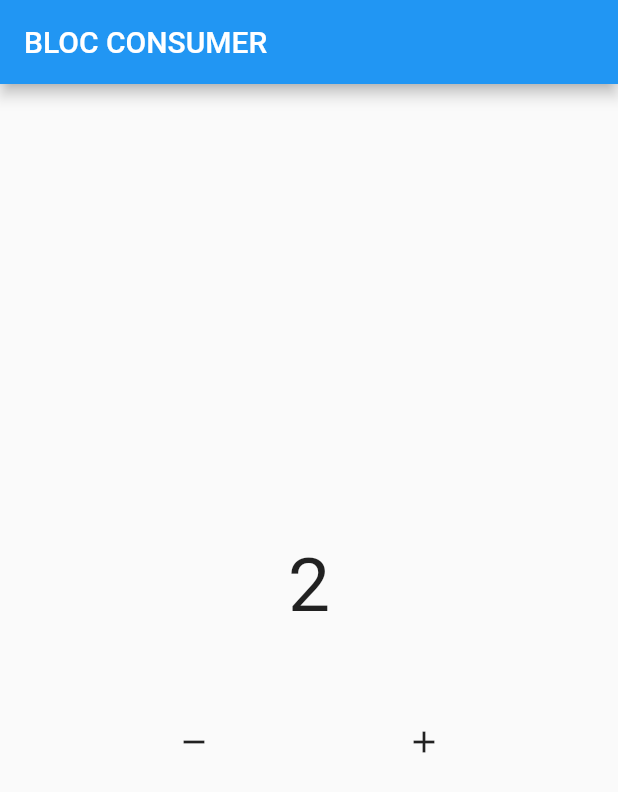
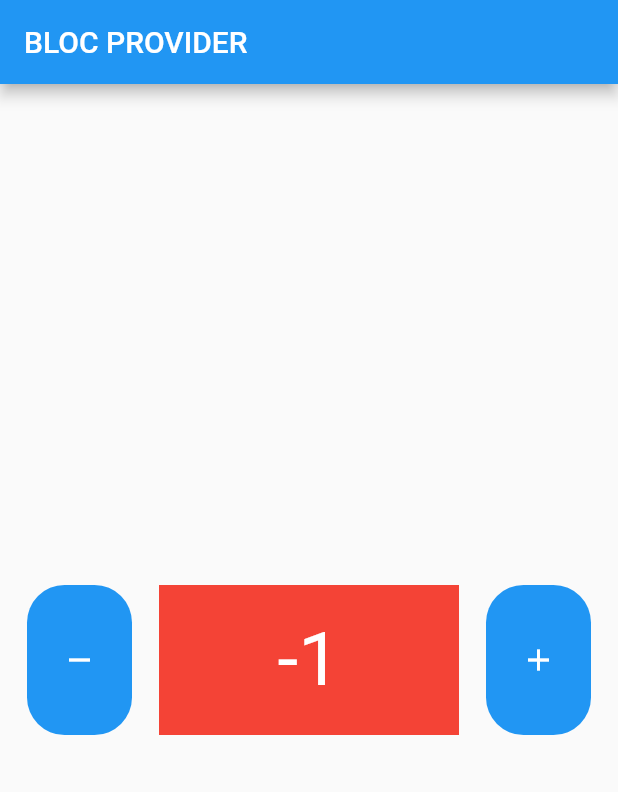
Before and after one commit to AhmadIkbalDjaya/Belajar-Bloc, a Flutter app: the screen it shows after launch, after a tap on the "remove" icon, on a phone screen of 412 x 824 dp. Shown: the top 792 px of the screen. Run offline on Flutter 3.47's test engine with Material 2 defaults, Android fonts, the phone set to English and light mode, and no system bars; our stand-ins replace bloc, flutter_bloc.

Commit message:
7. Bloc Provider

```diff
--- a/lib/main.dart
+++ b/lib/main.dart
@@ -1,5 +1,7 @@
+import "package:belajar_bloc/bloc/counter.dart";
 import "package:belajar_bloc/pages/home.dart";
 import "package:flutter/material.dart";
+import "package:flutter_bloc/flutter_bloc.dart";
 
 void main() {
   runApp(const MyApp());
@@ -10,8 +12,11 @@ class MyApp extends StatelessWidget {
 
   @override
   Widget build(BuildContext context) {
-    return MaterialApp(
-      home: HomePage(),
+    return BlocProvider(
+      create: (context) => Counter(),
+      child: MaterialApp(
+        home: HomePage(),
+      ),
     );
   }
 }
--- /dev/null
+++ b/lib/pages/center_widget.dart
@@ -0,0 +1,25 @@
+import 'package:belajar_bloc/bloc/counter.dart';
+import 'package:flutter/material.dart';
+import 'package:flutter_bloc/flutter_bloc.dart';
+
+class CenterWidget extends StatelessWidget {
+  const CenterWidget({
+    super.key,
+  });
+
+  @override
+  Widget build(BuildContext context) {
+    Counter mycounter = BlocProvider.of<Counter>(context);
+    return Center(
+      child: BlocBuilder<Counter, int>(
+        bloc: mycounter,
+        builder: (context, state) {
+          return Text(
+            "$state",
+            style: const TextStyle(fontSize: 50, color: Colors.white),
+          );
+        },
+      ),
+    );
+  }
+}
--- /dev/null
+++ b/lib/pages/data_widget.dart
@@ -0,0 +1,20 @@
+import 'package:belajar_bloc/bloc/counter.dart';
+import 'package:belajar_bloc/pages/center_widget.dart';
+import 'package:flutter/material.dart';
+
+class DataWidget extends StatelessWidget {
+  const DataWidget({
+    super.key,
+  });
+
+
+  @override
+  Widget build(BuildContext context) {
+    return Container(
+      color: Colors.red,
+      height: 100,
+      width: 200,
+      child: const CenterWidget(),
+    );
+  }
+}
--- a/lib/pages/home.dart
+++ b/lib/pages/home.dart
@@ -1,68 +1,65 @@
 import 'package:belajar_bloc/bloc/counter.dart';
+import 'package:belajar_bloc/pages/data_widget.dart';
 import 'package:flutter/material.dart';
 import 'package:flutter_bloc/flutter_bloc.dart';
 
 class HomePage extends StatelessWidget {
-  Counter mycounter = Counter(init: 2);
-
   @override
   Widget build(BuildContext context) {
+    Counter mycounter = BlocProvider.of<Counter>(context);
     return Scaffold(
       appBar: AppBar(
-        title: const Text("BLOC CONSUMER"),
+        title: const Text("BLOC PROVIDER"),
       ),
       body: Column(
         mainAxisAlignment: MainAxisAlignment.center,
         children: [
-          BlocConsumer<Counter, int>(
-            bloc: mycounter,
-            builder: (context, state) {
-              return Text(
-                "$state",
-                style: const TextStyle(fontSize: 50),
-              );
-            },
-            buildWhen: (previous, current) {
-              if (current >= 10) {
-                return true;
-              } else {
-                return false;
-              }
-            },
-            listener: (context, state) {
-              ScaffoldMessenger.of(context).showSnackBar(
-                const SnackBar(
-                  duration: Duration(seconds: 1),
-                  content: Text("Genap"),
-                ),
-              );
-            },
-            listenWhen: (previous, current) {
-              if (current % 2 == 0) {
-                return true;
-              } else {
-                return false;
-              }
-            },
-          ),
-          const SizedBox(height: 50),
           Row(
             mainAxisAlignment: MainAxisAlignment.spaceEvenly,
             children: [
-              IconButton(
-                onPressed: () {
-                  mycounter.decrement();
-                },
-                icon: const Icon(Icons.remove),
+              Material(
+                color: Colors.blue,
+                borderRadius: BorderRadius.circular(25),
+                child: InkWell(
+                  onTap: () {
+                    mycounter.decrement();
+                  },
+                  borderRadius: BorderRadius.circular(25),
+                  child: const SizedBox(
+                    height: 100,
+                    width: 70,
+                    child: Center(
+                      child: Icon(
+                        Icons.remove,
+                        color: Colors.white,
+                      ),
+                    ),
+                  ),
+                ),
               ),
-              IconButton(
-                onPressed: () {
-                  mycounter.increment();
-                },
-                icon: const Icon(Icons.add),
+              const DataWidget(),
+              Material(
+                color: Colors.blue,
+                borderRadius: BorderRadius.circular(25),
+                child: InkWell(
+                  onTap: () {
+                    mycounter.increment();
+                  },
+                  borderRadius: BorderRadius.circular(25),
+                  child: const SizedBox(
+                    height: 100,
+                    width: 70,
+                    child: Center(
+                      child: Icon(
+                        Icons.add,
+                        color: Colors.white,
+                      ),
+                    ),
+                  ),
+                ),
               ),
             ],
-          )
+          ),
         ],
       ),
     );
```
